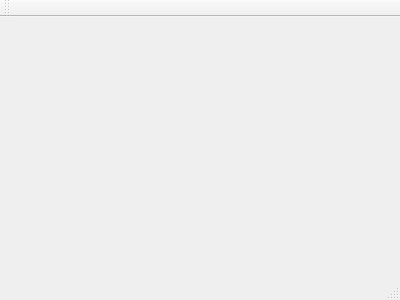
rogerresmini/mammothermogramCAD, file mainwindow.ui: the form before one commit.
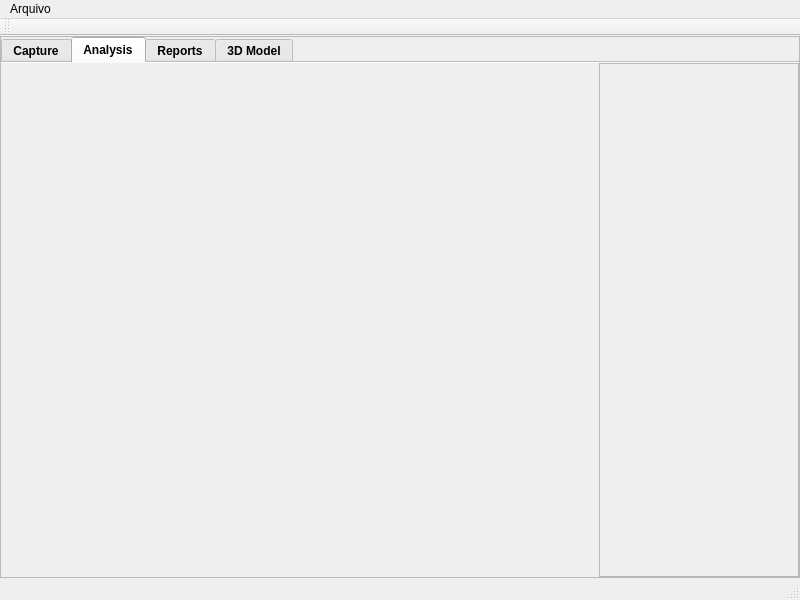
The form after the commit. Icons and pictures are not drawn.

Patch:
```diff
--- a/mainwindow.ui
+++ b/mainwindow.ui
@@ -6,23 +6,188 @@
    <rect>
     <x>0</x>
     <y>0</y>
-    <width>400</width>
-    <height>300</height>
+    <width>800</width>
+    <height>600</height>
    </rect>
   </property>
   <property name="windowTitle">
    <string>MainWindow</string>
   </property>
-  <widget class="QWidget" name="centralWidget"/>
+  <widget class="QWidget" name="centralWidget">
+   <layout class="QHBoxLayout" name="horizontalLayout">
+    <property name="spacing">
+     <number>1</number>
+    </property>
+    <property name="margin">
+     <number>0</number>
+    </property>
+    <item>
+     <widget class="QFrame" name="main">
+      <property name="frameShape">
+       <enum>QFrame::StyledPanel</enum>
+      </property>
+      <property name="frameShadow">
+       <enum>QFrame::Plain</enum>
+      </property>
+      <layout class="QHBoxLayout" name="horizontalLayout_2">
+       <property name="spacing">
+        <number>0</number>
+       </property>
+       <property name="margin">
+        <number>0</number>
+       </property>
+       <item>
+        <widget class="QTabWidget" name="sidebar">
+         <property name="baseSize">
+          <size>
+           <width>0</width>
+           <height>0</height>
+          </size>
+         </property>
+         <property name="font">
+          <font>
+           <weight>75</weight>
+           <bold>true</bold>
+          </font>
+         </property>
+         <property name="mouseTracking">
+          <bool>false</bool>
+         </property>
+         <property name="contextMenuPolicy">
+          <enum>Qt::CustomContextMenu</enum>
+         </property>
+         <property name="acceptDrops">
+          <bool>false</bool>
+         </property>
+         <property name="layoutDirection">
+          <enum>Qt::LeftToRight</enum>
+         </property>
+         <property name="autoFillBackground">
+          <bool>true</bool>
+         </property>
+         <property name="styleSheet">
+          <string notr="true"/>
+         </property>
+         <property name="tabPosition">
+          <enum>QTabWidget::North</enum>
+         </property>
+         <property name="tabShape">
+          <enum>QTabWidget::Rounded</enum>
+         </property>
+         <property name="currentIndex">
+          <number>1</number>
+         </property>
+         <property name="iconSize">
+          <size>
+           <width>48</width>
+           <height>48</height>
+          </size>
+         </property>
+         <property name="elideMode">
+          <enum>Qt::ElideNone</enum>
+         </property>
+         <property name="documentMode">
+          <bool>true</bool>
+         </property>
+         <property name="tabsClosable">
+          <bool>false</bool>
+         </property>
+         <widget class="QWidget" name="tabCapture">
+          <attribute name="icon">
+           <iconset>
+            <normaloff>../../../../../Desktop/resource/capture.gif</normaloff>../../../../../Desktop/resource/capture.gif</iconset>
+          </attribute>
+          <attribute name="title">
+           <string extracomment="Acquisition of thermogram">Capture</string>
+          </attribute>
+         </widget>
+         <widget class="QWidget" name="tabAnalysis">
+          <attribute name="icon">
+           <iconset>
+            <normaloff>../../../../../Desktop/resource/analysis.gif</normaloff>../../../../../Desktop/resource/analysis.gif</iconset>
+          </attribute>
+          <attribute name="title">
+           <string>Analysis</string>
+          </attribute>
+          <layout class="QHBoxLayout" name="_2">
+           <property name="spacing">
+            <number>2</number>
+           </property>
+           <property name="margin">
+            <number>0</number>
+           </property>
+           <item>
+            <widget class="QLabel" name="screen">
+             <property name="text">
+              <string/>
+             </property>
+             <property name="alignment">
+              <set>Qt::AlignCenter</set>
+             </property>
+            </widget>
+           </item>
+           <item>
+            <widget class="QFrame" name="frame">
+             <property name="maximumSize">
+              <size>
+               <width>200</width>
+               <height>16777215</height>
+              </size>
+             </property>
+             <property name="frameShape">
+              <enum>QFrame::StyledPanel</enum>
+             </property>
+             <property name="frameShadow">
+              <enum>QFrame::Raised</enum>
+             </property>
+            </widget>
+           </item>
+          </layout>
+         </widget>
+         <widget class="QWidget" name="tabReports">
+          <attribute name="icon">
+           <iconset>
+            <normaloff>../../../../../Desktop/resource/relatorio.gif</normaloff>../../../../../Desktop/resource/relatorio.gif</iconset>
+          </attribute>
+          <attribute name="title">
+           <string>Reports</string>
+          </attribute>
+         </widget>
+         <widget class="QWidget" name="tabModel">
+          <attribute name="icon">
+           <iconset>
+            <normaloff>../../../../../Desktop/resource/model.gif</normaloff>../../../../../Desktop/resource/model.gif</iconset>
+          </attribute>
+          <attribute name="title">
+           <string>3D Model</string>
+          </attribute>
+         </widget>
+        </widget>
+       </item>
+      </layout>
+     </widget>
+    </item>
+   </layout>
+  </widget>
   <widget class="QMenuBar" name="menuBar">
    <property name="geometry">
     <rect>
      <x>0</x>
      <y>0</y>
-     <width>400</width>
+     <width>800</width>
      <height>21</height>
     </rect>
    </property>
+   <property name="defaultUp">
+    <bool>false</bool>
+   </property>
+   <widget class="QMenu" name="menuArquivo">
+    <property name="title">
+     <string>Arquivo</string>
+    </property>
+    <addaction name="action_Open_thermogram"/>
+   </widget>
+   <addaction name="menuArquivo"/>
   </widget>
   <widget class="QToolBar" name="mainToolBar">
    <attribute name="toolBarArea">
```
Left out of the diff: 7 changed lines with no effect on the pictures.
